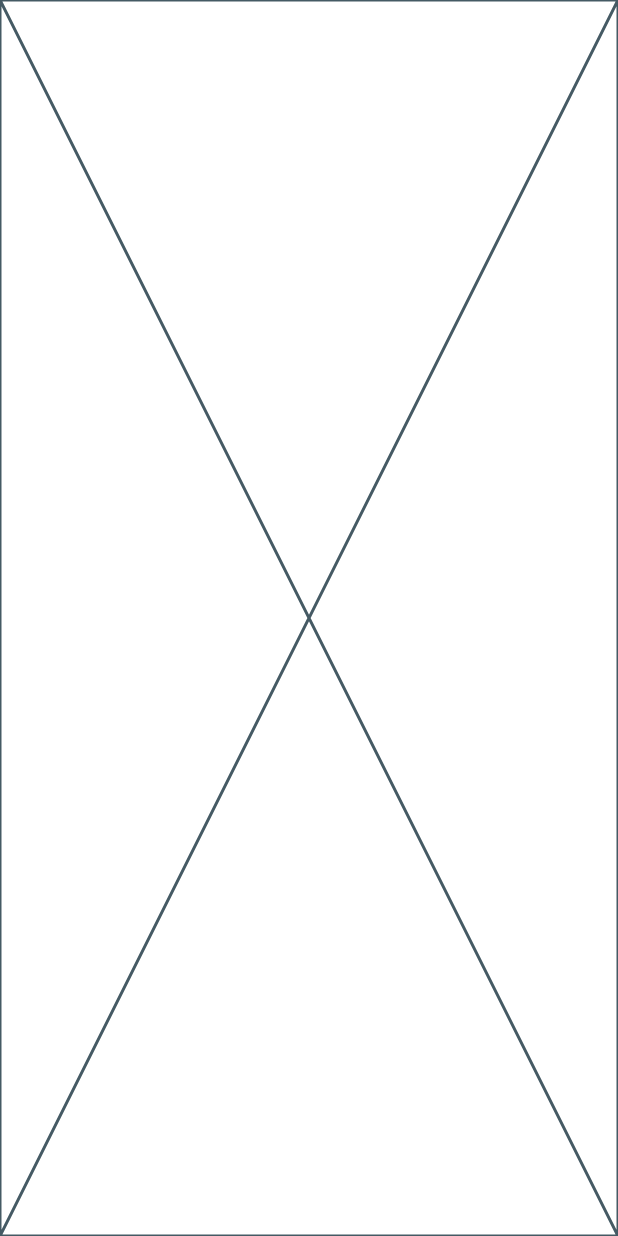
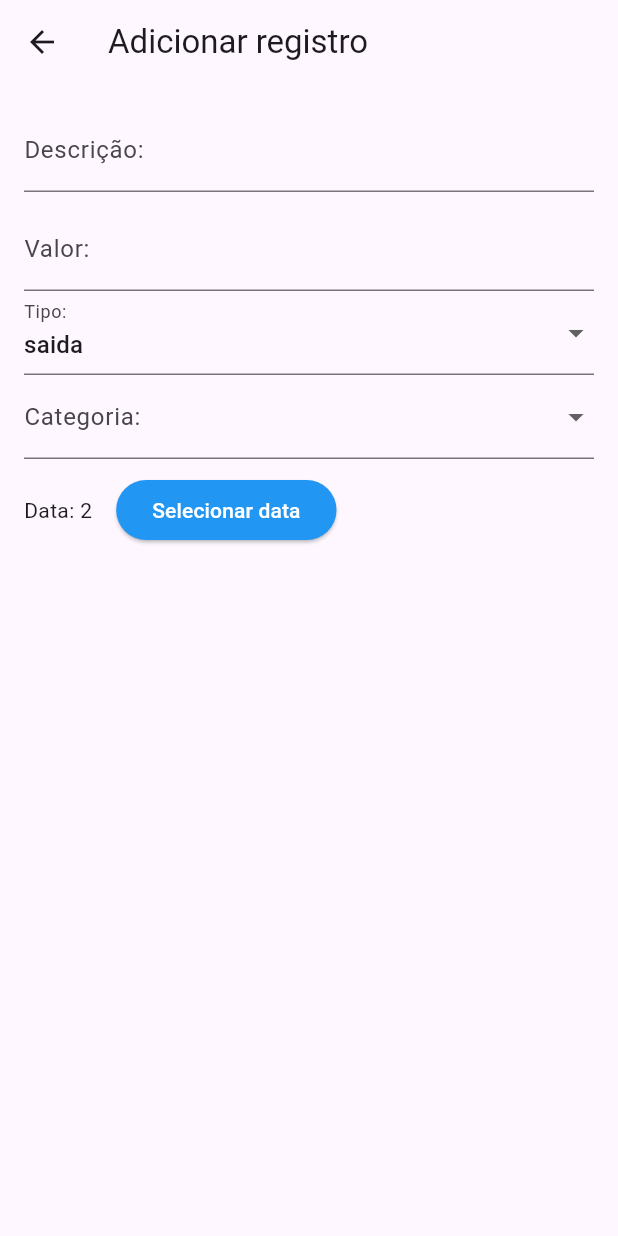
Before and after one commit to diegororiz7/finance, a Flutter app: the screen it shows after launch, after a tap on the "add" icon, on a phone screen of 412 x 824 dp. Run offline on Flutter 3.47's test engine with Material 3 defaults, Android fonts, the phone set to English and light mode, and no system bars; our stand-ins replace cloud_firestore, firebase_core; accounts and stored records are empty.

Commit message:
Aula 17-11-2025

```diff
--- a/lib/pages/add_edit_page.dart
+++ b/lib/pages/add_edit_page.dart
@@ -1,4 +1,4 @@
-// ignore_for_file: unused_import
+// ignore_for_file: unused_import, unused_field, prefer_final_fields, unused_local_variable, deprecated_member_use
 
 import 'package:flutter/material.dart';
 import 'package:firebase_core/firebase_core.dart';
@@ -15,8 +15,124 @@ class AddEditPage extends StatefulWidget {
 }
 
 class _AddEditPageState extends State<AddEditPage> {
+  final _formKey = GlobalKey<FormState>();
+  final _descriptionController = TextEditingController();
+  final _valueController = TextEditingController();
+  String _category = '';
+  String _type = 'saida';
+  DateTime _selectedDate = DateTime.now();
+
+  //Lista de categorias
+  final Map<String, List<String>> categories = {
+    'entrada': ['Salário', 'Vendas', 'Outros'],
+    'saida': ['Alimentação', 'Saúde', 'Lazer', 'Educação', 'Outros'],
+  };
+
+  @override
+  void initState() {
+    super.initState();
+    if (widget.data != null) {
+      _descriptionController.text = widget.data!['description'];
+      _valueController.text = (widget.data!['value']).toString();
+      _category = widget.data!['category'];
+      _type = widget.data!['type'] ?? 'saida';
+      _selectedDate = (widget.data!['date'] as Timestamp).toDate();
+    }
+  }
+
   @override
   Widget build(BuildContext context) {
-    return const Placeholder();
+    final currentCategories = categories[_type];
+    return Scaffold(
+      appBar: AppBar(
+        title: Text(
+          widget.docId == null ? 'Adicionar registro' : 'Editar registro',
+        ),
+      ),
+      body: Padding(
+        padding: const EdgeInsets.all(16),
+        child: Form(
+          key: _formKey,
+          child: Column(
+            children: [
+              TextFormField(
+                controller: _descriptionController,
+                decoration: const InputDecoration(labelText: 'Descrição:'),
+                validator: (val) =>
+                    val == null || val.isEmpty ? 'Informe a descrição' : null,
+              ),
+              const SizedBox(height: 10),
+              TextFormField(
+                controller: _valueController,
+                decoration: const InputDecoration(labelText: 'Valor:'),
+                validator: (val) =>
+                    val == null || val.isEmpty ? 'Informe o valor' : null,
+                keyboardType: TextInputType.number,
+              ),
+              DropdownButtonFormField(
+                value: _type,
+                items: const [
+                  DropdownMenuItem(value: 'entrada', child: Text('entrada')),
+                  DropdownMenuItem(value: 'saida', child: Text('saida')),
+                ],
+                onChanged: (val) {
+                  setState(() {
+                    _type = val!;
+                    _category = '';
+                  });
+                },
+                decoration: const InputDecoration(labelText: 'Tipo:'),
+              ),
+              DropdownButtonFormField(
+                value: _category.isNotEmpty ? _category : '',
+                items: currentCategories!
+                    .map((c) => DropdownMenuItem(value: c, child: Text(c)))
+                    .toList(),
+                onChanged: (val) {
+                  setState(() {
+                    _category = val!;
+                  });
+                },
+                validator: (val) =>
+                    val == null || val.isEmpty ? 'Selecione a categoria' : null,
+                decoration: const InputDecoration(labelText: 'Categoria:'),
+              ),
+              const SizedBox(height: 10),
+              Row(
+                children: [
+                  Text(
+                    'Data: ${_selectedDate.toLocal().toString().split('')[0]}',
+                  ),
+                  SizedBox(width: 16),
+                  ElevatedButton(
+                    style: ElevatedButton.styleFrom(
+                      foregroundColor: Colors.white,
+                      backgroundColor: Colors.blue,
+                    ),
+                    onPressed: () async {
+                      DateTime? picked = await showDatePicker(
+                        context: context,
+                        initialDate: _selectedDate,
+                        firstDate: DateTime(2020),
+                        lastDate: DateTime(2030),
+                      );
+                      if (picked != null) {
+                        setState(() {
+                          _selectedDate = picked;
+                        });
+                      }
+                    },
+                    child: Text(
+                      'Selecionar data',
+                      style: TextStyle(color: Colors.white),
+                    ),
+                  ),
+                ],
+              ),
+            ],
+          ),
+        ),
+      ),
+    );
   }
 }
```
